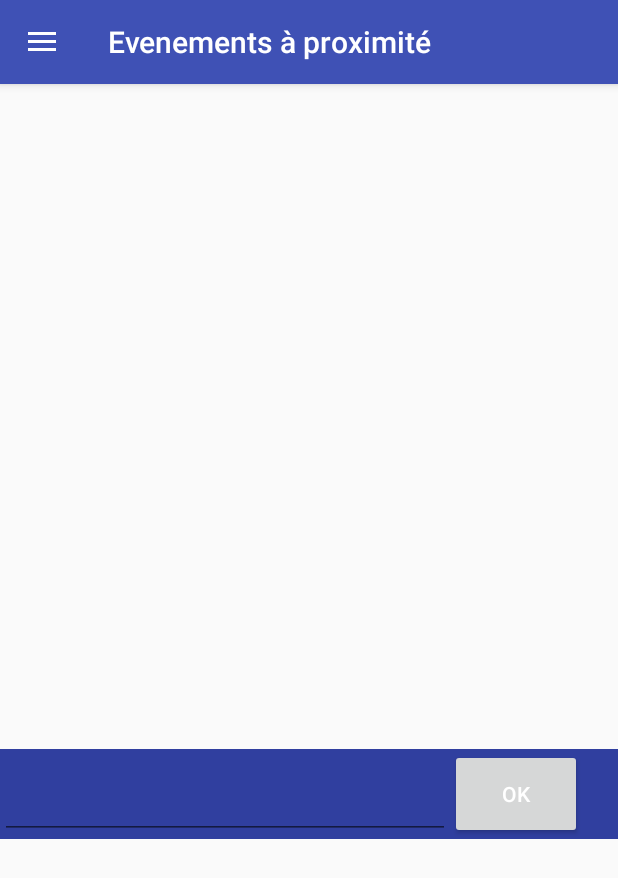
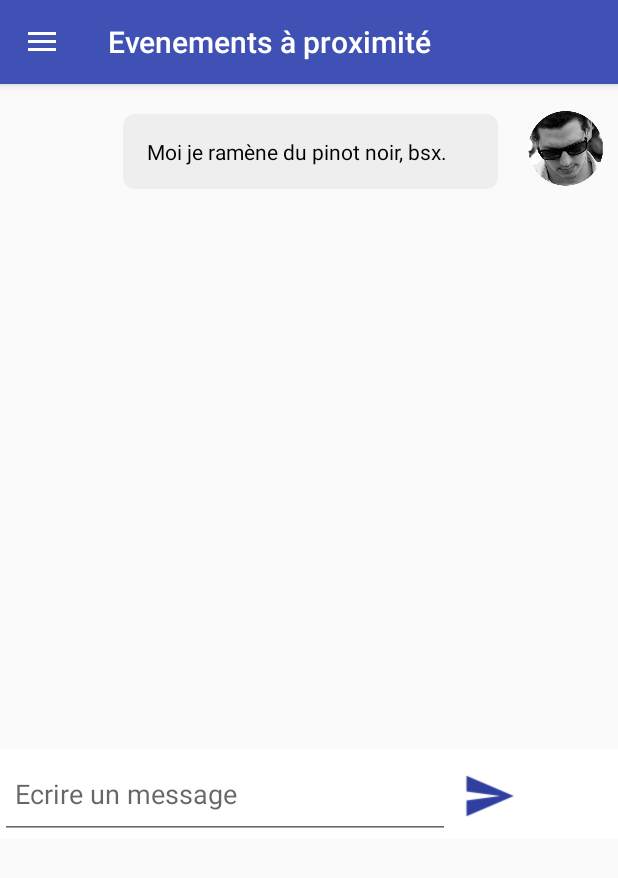
Before and after one commit to arnaud-roland/Wavent-Android, an Android app: the fragment EventMessageFragment placed in its activity, on a phone screen of 412 x 824 dp. Shown: the top 878 px of the screen. Run offline under Robolectric (Android 15) with nearby library versions, the phone set to English and light mode, and no system bars; our stand-ins replace Volley, data binding; network calls fail; 8 statements that could not run were skipped.

Commit message:
Modification graphique du fragment message + archivage des icones

```diff
--- a/app/src/main/java/com/wavent/src/activity/EventMessageFragment.java
+++ b/app/src/main/java/com/wavent/src/activity/EventMessageFragment.java
@@ -16,6 +16,7 @@ import com.wavent.src.model.Message;
 import com.wavent.src.model.User;
 
 import java.util.ArrayList;
+import java.util.Date;
 
 /**
  * Created by arnau on 07/12/2016.
@@ -42,6 +43,12 @@ public class EventMessageFragment extends Fragment {
         if(detailEvent.getMessages() != null){
             listMessage.addAll(detailEvent.getMessages());
         }
+        //FIXME
+        Message data = new Message();
+        data.setDate(new Date());
+        data.setIdUser("583db6212cd774690f6e426c");
+        data.setMessage("Moi je ramène du pinot noir, bsx.");
+        listMessage.add(data);
         adapter = new ListMessageAdapter(getActivity(),listMessage);
         listView.setAdapter(adapter);
     }
--- a/app/src/main/java/com/wavent/src/adapter/ListMessageAdapter.java
+++ b/app/src/main/java/com/wavent/src/adapter/ListMessageAdapter.java
@@ -13,9 +13,10 @@ import android.widget.TextView;
 
 import com.wavent.R;
 import com.wavent.src.model.Message;
-import com.wavent.src.model.User;
+import com.wavent.src.model.Session;
 
 import java.util.ArrayList;
+import java.util.Date;
 
 /**
  * Created by arnaud on 22/01/16.
@@ -36,7 +37,13 @@ public class ListMessageAdapter extends ArrayAdapter<Message> {
     public View getView(int position, View convertView, ViewGroup parent) {
 
         LayoutInflater inflater = (LayoutInflater) context.getSystemService(Context.LAYOUT_INFLATER_SERVICE);
-        View rowView = inflater.inflate( R.layout.row_message, parent, false);
+
+        View rowView = null;
+        if(itemsArrayList.get(position).getIdUser().equals(Session.getInstance(null).getUserConnected().getId())){
+             rowView = inflater.inflate( R.layout.row_message_left, parent, false);
+        } else {
+             rowView = inflater.inflate( R.layout.row_message_right, parent, false);
+        }
 
         ImageView profilePicture = (ImageView) rowView.findViewById(R.id.UserListImage);
         TextView messageText = (TextView) rowView.findViewById(R.id.messageTextView);
--- /dev/null
+++ b/app/src/main/res/drawable/round_rect_grey_shape.xml
@@ -0,0 +1,10 @@
+<shape xmlns:android="http://schemas.android.com/apk/res/android"
+    android:shape="rectangle" >
+
+    <solid android:color="@color/grey200" />
+    <corners
+        android:bottomLeftRadius="8dp"
+        android:bottomRightRadius="8dp"
+        android:topLeftRadius="8dp"
+        android:topRightRadius="8dp" />
+</shape>
--- a/app/src/main/res/layout/fragment_event_message.xml
+++ b/app/src/main/res/layout/fragment_event_message.xml
@@ -11,26 +11,32 @@
         android:layout_width="match_parent"
         android:layout_height="443dp"
         android:divider="@null"
+        android:background="@color/grey50"
         android:dividerHeight="0dp">
     </ListView>
 
     <LinearLayout
         android:layout_width="match_parent"
         android:layout_height="60dp"
-        android:background="@color/colorPrimaryDark"
+        android:background="@color/white"
         android:orientation="horizontal"
         android:id="@+id/linearLayout">
 
         <EditText
+            android:paddingLeft="10dp"
             android:layout_width="300dp"
             android:layout_height="match_parent"
-            android:textColor="#fff"/>
+            android:hint="Ecrire un message"
+            android:singleLine="true"
+            android:textColor="#000"/>
 
         <Button
-            android:layout_width="wrap_content"
-            android:layout_height="match_parent"
-            android:textColor="#fff"
-            android:text="OK"/>
+            android:layout_marginLeft="8dp"
+            android:layout_width="36dp"
+            android:layout_height="36dp"
+            android:background="@drawable/ic_send_black_36dp"
+            android:backgroundTint="@color/colorPrimaryDark"
+            style="?android:attr/borderlessButtonStyle"/>
 
     </LinearLayout>
 </LinearLayout>
--- a/app/src/main/res/layout/row_message.xml
+++ b/app/src/main/res/layout/row_message_right.xml
@@ -3,43 +3,42 @@
     android:layout_width="fill_parent"
     android:layout_height="fill_parent" >
 
-    <LinearLayout
+    <RelativeLayout
         android:layout_width="fill_parent"
         android:layout_height="wrap_content"
-        android:layout_alignParentLeft="true"
         android:layout_alignParentTop="true"
         android:layout_marginTop="10dp"
         android:orientation="horizontal">
 
-        <ImageView
-            android:layout_width="50dp"
-            android:layout_height="50dp"
-            android:layout_marginLeft="10dp"
-            android:layout_gravity="center"
-            android:src="@drawable/profile"
-            android:id="@+id/UserListImage" />
-
         <LinearLayout
+            android:layout_toLeftOf="@+id/UserListImage"
             android:layout_marginTop="10dp"
             android:paddingTop="15dp"
             android:paddingBottom="15dp"
             android:layout_width="250dp"
             android:layout_height="wrap_content"
-            android:layout_marginLeft="20dp"
-            android:background="@color/colorPrimary">
-
+            android:background="@drawable/round_rect_grey_shape"
+            android:layout_marginRight="20dp">
 
             <TextView
                 android:id="@+id/messageTextView"
                 android:paddingLeft="16dp"
                 android:fontFamily="sans-serif"
-                android:textColor="#fff"
+                android:textColor="#000"
                 android:textSize="14sp"
                 android:layout_width="wrap_content"
                 android:layout_height="wrap_content" />
 
         </LinearLayout>
 
+        <ImageView
+            android:layout_marginTop="8dp"
+            android:layout_alignParentRight="true"
+            android:layout_width="50dp"
+            android:layout_height="50dp"
+            android:layout_marginRight="10dp"
+            android:src="@drawable/profile"
+            android:id="@+id/UserListImage" />
 
-    </LinearLayout>
+    </RelativeLayout>
 </RelativeLayout>
--- a/app/src/main/res/values/colors.xml
+++ b/app/src/main/res/values/colors.xml
@@ -7,6 +7,9 @@
     <color name="green">#4CAF50</color>
     <color name="light_green">#8BC34A</color>
     <color name="lime">#CDDC39</color>
+    <color name="white">#fff</color>
+    <color name="grey50">#FAFAFA</color>
+    <color name="grey200">#EEEEEE</color>
     <color name="grey">#757575</color>
     <color name="grey_icon">#616161</color>
 </resources>
```
Also changed, not shown: app/src/main/res/drawable/round_rect_primary_shape.xml (added, +10 -0 lines), app/src/main/res/drawable/account_plus.png (added), app/src/main/res/drawable/calendar_check.png (added), app/src/main/res/drawable/check.png (added), app/src/main/res/drawable/ic_send_black_36dp.png (added), app/src/main/res/drawable/icon_profile_unknow.png (added), app/src/main/res/drawable/map_marker.png (added), app/src/main/res/drawable/profile.png (added), app/src/main/res/drawable/trophy.png (added).
